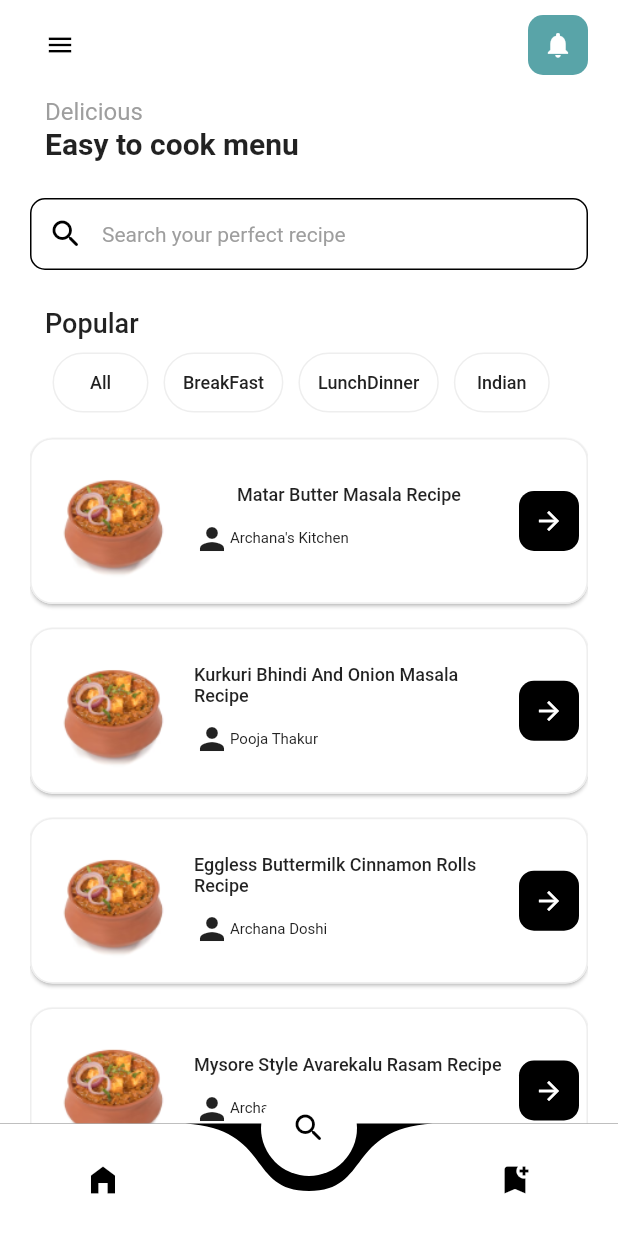
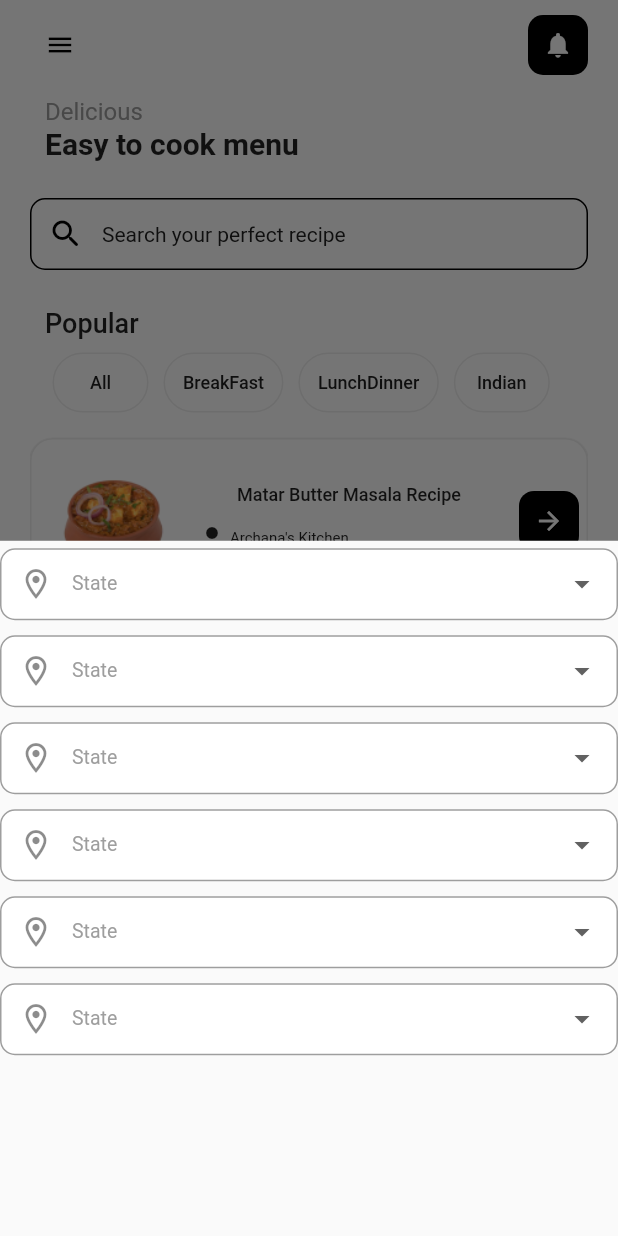
Before and after one commit to Jaytodawat/chef_buddy_flutter, a Flutter app: the HomeScreen screen opened directly, item 2 of the bottom bar chosen, on a phone screen of 412 x 824 dp. Run offline on Flutter 3.47's test engine with Material 2 defaults, Android fonts, the phone set to English and light mode, and no system bars; drawn by our look-alikes of curved_navigation_bar.

Commit message:
Filter option is added.

```diff
--- a/lib/constants.dart
+++ b/lib/constants.dart
@@ -1,7 +1,7 @@
 import 'package:flutter/material.dart';
 
-TextStyle kSubTextStyle = const TextStyle(
-  color: Colors.grey,
+TextStyle kSubTextStyle =  TextStyle(
+  color: Colors.grey.shade900,
   fontSize: 12,
 );
 
--- a/lib/custom_widgets/custom_buttons.dart
+++ b/lib/custom_widgets/custom_buttons.dart
@@ -13,14 +13,14 @@ class RoundedButton extends StatelessWidget {
         shape: RoundedRectangleBorder(
             borderRadius: BorderRadius.circular(30)
         ),
-        backgroundColor: kBlueAccent,
+        backgroundColor: Colors.black,
       ),
       child: Padding(
         padding: const EdgeInsets.symmetric(horizontal: 50, vertical: 10),
         child: Text(text,
           style:  TextStyle(
             fontSize: 15,
-            color: kDarkBlue,
+            color: Colors.white,
           ),
         ),
       ),
--- a/lib/custom_widgets/drop_down.dart
+++ b/lib/custom_widgets/drop_down.dart
@@ -1,15 +1,61 @@
 import 'package:flutter/material.dart';
 
-class DropDown extends StatefulWidget {
-  const DropDown({Key? key}) : super(key: key);
+class DropDownMenu extends StatefulWidget {
+  const DropDownMenu({Key? key}) : super(key: key);
 
   @override
-  State<DropDown> createState() => _DropDownState();
+  State<DropDownMenu> createState() => _DropDownMenuState();
 }
 
-class _DropDownState extends State<DropDown> {
+class _DropDownMenuState extends State<DropDownMenu> {
+  List<String> lst = ['Maharashtra', 'Gujarat', 'Goa', 'UP', 'MP', 'Mizoram', 'Nagaland', 'Kerala'];
+  String? dropDownValue;
   @override
   Widget build(BuildContext context) {
-    return const Placeholder();
+    return Padding(
+      padding: const EdgeInsets.symmetric(vertical: 5),
+      child: DropdownButtonFormField<String>(
+        alignment: Alignment.bottomCenter,
+        isExpanded: true,
+        dropdownColor: Colors.white,
+        value: dropDownValue,
+        decoration:  const InputDecoration(
+          prefixIcon: Icon(Icons.location_on_outlined),
+          contentPadding: EdgeInsets.symmetric(vertical: 10.0, horizontal: 20.0),
+          border: OutlineInputBorder(
+            borderRadius: BorderRadius.all(Radius.circular(10.0)),
+          ),
+          enabledBorder: OutlineInputBorder(
+            borderSide: BorderSide(color: Colors.grey),
+            borderRadius: BorderRadius.all(Radius.circular(10.0)),
+          ),
+          focusedBorder:  OutlineInputBorder(
+            borderSide: BorderSide(color:Colors.black,),
+            borderRadius: BorderRadius.all(Radius.circular(10.0)),
+          ),
+          fillColor: Colors.white,
+          filled: true,
+          labelText: 'State',
+          labelStyle: TextStyle(
+              color: Colors.grey,
+              fontSize: 13
+          ),
+        ),
+        items: lst.map((String value){
+          return DropdownMenuItem<String>(
+            value: value,
+            child: Text(
+              value,
+              style: const TextStyle(color: Colors.black),
+            ),
+          );
+        }).toList(),
+        onChanged:(String? newValue) {
+          setState(() {
+            dropDownValue = newValue!;
+          });
+        },
+      ),
+    );
   }
 }
--- a/lib/main.dart
+++ b/lib/main.dart
@@ -21,7 +21,7 @@ class ChefBuddy extends StatelessWidget {
 
       ),
       debugShowCheckedModeBanner: false,
-      home:const HomeScreen(),
+      home:const SplashScreen(),
     );
   }
 }
--- a/lib/recipe.dart
+++ b/lib/recipe.dart
@@ -6,7 +6,7 @@ class Recipe{
   Recipe(this.recName, this.chefName, this.rating);
 }
 List<Recipe> data = [
-    Recipe('Matar Butter Masala Recipe', "Archana's Kitchen", 4.4),
+  Recipe('Matar Butter Masala Recipe', "Archana's Kitchen", 4.4),
   Recipe('Kurkuri Bhindi And Onion Masala Recipe', "Pooja Thakur", 4.1),
   Recipe('Eggless Buttermilk Cinnamon Rolls Recipe', "Archana Doshi", 4.5),
   Recipe('Mysore Style Avarekalu Rasam Recipe ', "Archana's Kitchen", 4.9),
--- /dev/null
+++ b/lib/screens/bottom_modal_sheet.dart
@@ -0,0 +1,21 @@
+import 'package:flutter/material.dart';
+
+import '../custom_widgets/drop_down.dart';
+
+class BottomModalSheet extends StatelessWidget {
+  const BottomModalSheet({Key? key}) : super(key: key);
+
+  @override
+  Widget build(BuildContext context) {
+    return Column(
+      children: const [
+        DropDownMenu(),
+        DropDownMenu(),
+        DropDownMenu(),
+        DropDownMenu(),
+        DropDownMenu(),
+        DropDownMenu(),
+      ],
+    );
+  }
+}
--- a/lib/screens/home_screen.dart
+++ b/lib/screens/home_screen.dart
@@ -2,6 +2,7 @@ import 'package:chef_buddy/constants.dart';
 import 'package:chef_buddy/custom_widgets/custom_buttons.dart';
 import 'package:chef_buddy/custom_widgets/icon_box.dart';
 import 'package:chef_buddy/custom_widgets/recipe_card.dart';
+import 'package:chef_buddy/screens/bottom_modal_sheet.dart';
 import 'package:flutter/material.dart';
 import 'package:chef_buddy/recipe.dart';
 import 'package:curved_navigation_bar/curved_navigation_bar.dart';
@@ -20,19 +21,23 @@ class _HomeScreenState extends State<HomeScreen> {
         bottomNavigationBar: CurvedNavigationBar(
           color: Colors.white,
           backgroundColor: Colors.black,
-          items: const [
-            IconButton(
+          items:  [
+            const IconButton(
               onPressed: null,
               icon:Icon(Icons.home_filled, color: Colors.black, ),
             ),
             IconButton(
-              onPressed: null,
-              icon: Icon(
+              onPressed: (){
+                showModalBottomSheet(context: context, builder: (context){
+                    return const BottomModalSheet();
+                });
+              },
+              icon: const Icon(
                 Icons.search_rounded,
                 color: Colors.black,
               ),
             ),
-            IconButton(
+            const IconButton(
               onPressed: null,
               icon: Icon(
                 Icons.bookmark_add,
@@ -52,7 +57,7 @@ class _HomeScreenState extends State<HomeScreen> {
                   mainAxisAlignment: MainAxisAlignment.spaceBetween,
                   children: [
                     IconBox(onPressed: null, icon: Icons.menu, boxColor: kWhite, iconColor: Colors.black,),
-                    IconBox(onPressed: null, icon: Icons.notifications, boxColor: kFaintGreen, iconColor: kWhite,),
+                    IconBox(onPressed: null, icon: Icons.notifications, boxColor: Colors.black, iconColor: kWhite,),
                   ],
                 ),
 
--- a/lib/screens/splash_screen.dart
+++ b/lib/screens/splash_screen.dart
@@ -23,7 +23,7 @@ class _SplashScreenState extends State<SplashScreen> {
   Widget build(BuildContext context) {
     return Scaffold(
       body: Container(
-          color: const Color(0xFF111328),
+          // color: const Color(0xFF111328),
           child: const Center(child: Image(image: AssetImage('assets/images/splash_chef.png'),),)
         ),
     );
```
Also changed, not shown: lib/screens/login_page.dart (+9 -5 lines), lib/screens/signup_page.dart (+10 -10 lines), 2 other files.
